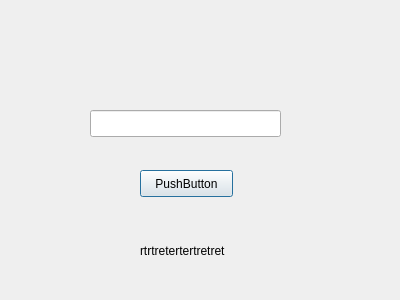
huyite/VisualizeFI, file VisualizeFI/ItemSetViewDialog.ui: the form before one commit.
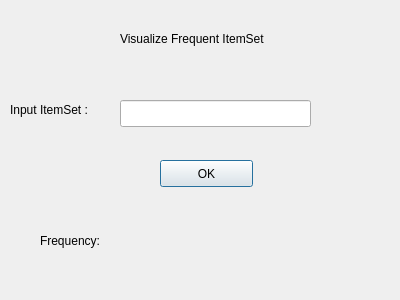
The form after the commit.

```diff
--- a/VisualizeFI/ItemSetViewDialog.ui
+++ b/VisualizeFI/ItemSetViewDialog.ui
@@ -16,8 +16,8 @@
   <widget class="QLineEdit" name="lineEdit">
    <property name="geometry">
     <rect>
-     <x>90</x>
-     <y>110</y>
+     <x>120</x>
+     <y>100</y>
      <width>191</width>
      <height>27</height>
     </rect>
@@ -26,27 +26,66 @@
   <widget class="QLabel" name="label">
    <property name="geometry">
     <rect>
-     <x>140</x>
-     <y>230</y>
+     <x>160</x>
+     <y>220</y>
      <width>91</width>
      <height>41</height>
     </rect>
    </property>
    <property name="text">
-    <string>rtrtretertertretret</string>
+    <string/>
    </property>
   </widget>
   <widget class="QPushButton" name="pushButton">
    <property name="geometry">
     <rect>
-     <x>140</x>
-     <y>170</y>
+     <x>160</x>
+     <y>160</y>
      <width>93</width>
      <height>27</height>
     </rect>
    </property>
    <property name="text">
-    <string>PushButton</string>
+    <string>OK</string>
+   </property>
+  </widget>
+  <widget class="QLabel" name="label_2">
+   <property name="geometry">
+    <rect>
+     <x>10</x>
+     <y>100</y>
+     <width>101</width>
+     <height>20</height>
+    </rect>
+   </property>
+   <property name="text">
+    <string>Input ItemSet :</string>
+   </property>
+  </widget>
+  <widget class="QLabel" name="label_3">
+   <property name="geometry">
+    <rect>
+     <x>40</x>
+     <y>220</y>
+     <width>91</width>
+     <height>41</height>
+    </rect>
+   </property>
+   <property name="text">
+    <string>Frequency:</string>
+   </property>
+  </widget>
+  <widget class="QLabel" name="label_4">
+   <property name="geometry">
+    <rect>
+     <x>120</x>
+     <y>30</y>
+     <width>181</width>
+     <height>17</height>
+    </rect>
+   </property>
+   <property name="text">
+    <string>Visualize Frequent ItemSet</string>
    </property>
   </widget>
  </widget>
```
